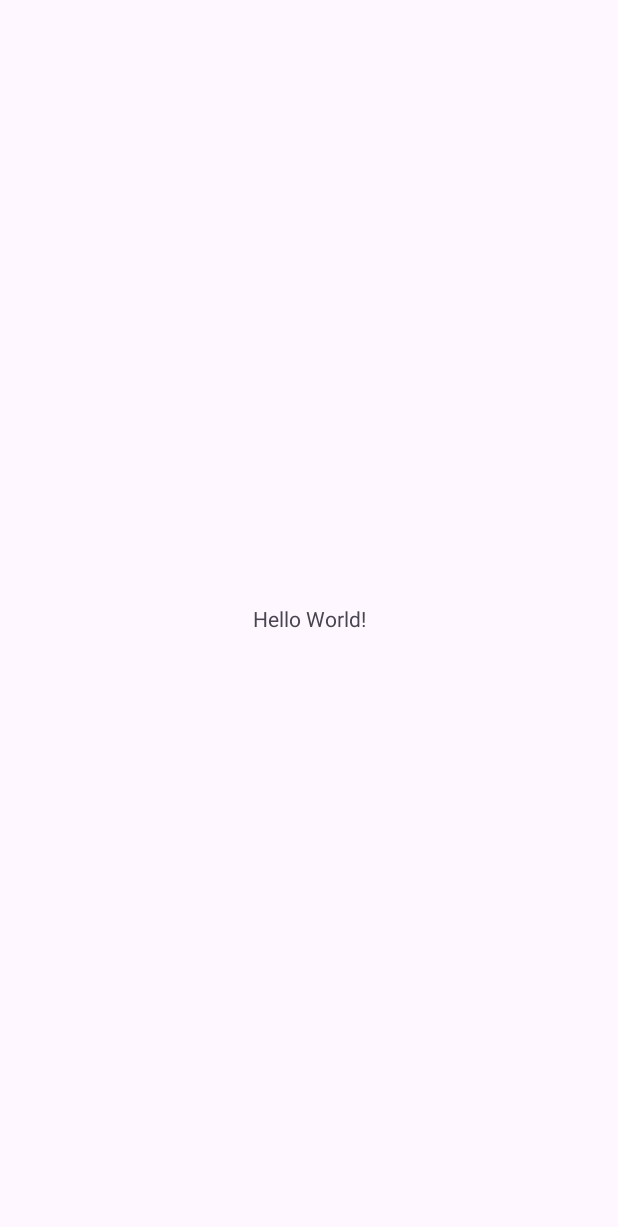
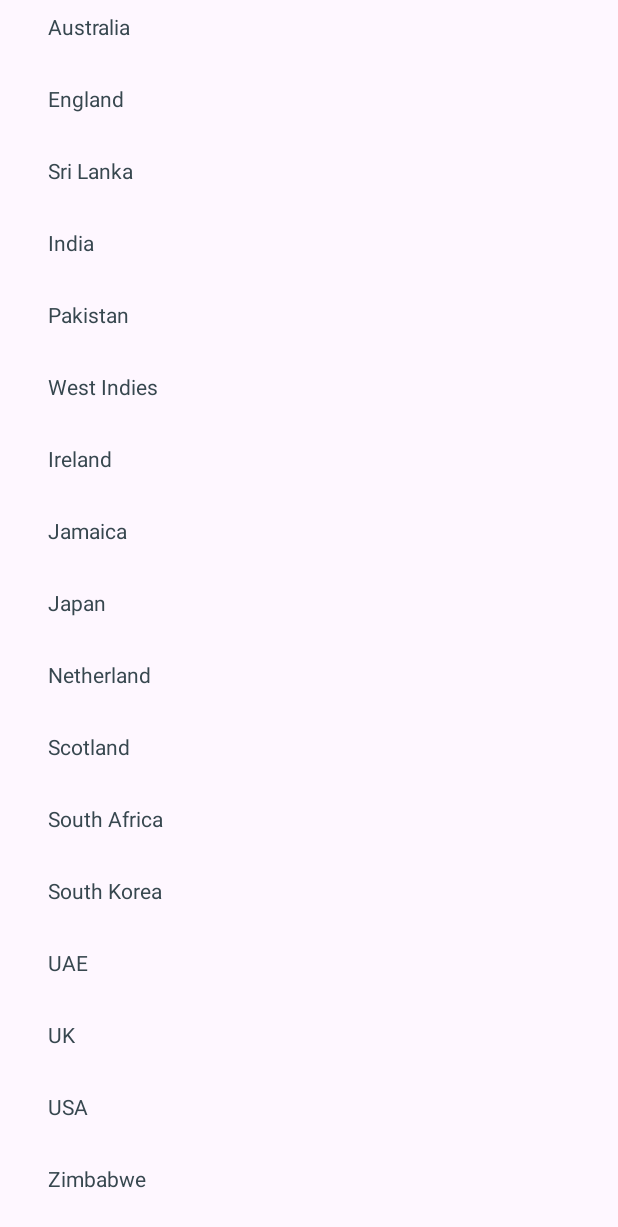
Before and after one commit to SurithFernand/CSCI22072-LabSheets, an Android app: the screen it shows after launch (MainActivity), on a phone screen of 412 x 824 dp. Before the commit the part shown is almost empty. Shown: the top 1227 px of the screen. Run offline under Robolectric (Android 15) with nearby library versions, the phone set to English and light mode, and no system bars.

Commit message:
LabSheet03
Recycler List View (Countries)

```diff
--- a/app/build.gradle.kts
+++ b/app/build.gradle.kts
@@ -36,7 +36,8 @@ android {
 }
 
 dependencies {
-
+    // Recycler view dependency
+    implementation("androidx.recyclerview:recyclerview:1.4.0")
     implementation(libs.androidx.core.ktx)
     implementation(libs.androidx.appcompat)
     implementation(libs.material)
--- a/app/src/main/AndroidManifest.xml
+++ b/app/src/main/AndroidManifest.xml
@@ -13,7 +13,7 @@
         android:theme="@style/Theme.LabSheets"
         tools:targetApi="31">
         <activity
-            android:name=".MainActivity"
+            android:name=".activities.MainActivity"
             android:exported="true">
             <intent-filter>
                 <action android:name="android.intent.action.MAIN" />
--- a/app/src/main/java/com/example/lister/MainActivity.kt
+++ /dev/null
@@ -1,20 +0,0 @@
-package com.example.lister
-
-import android.os.Bundle
-import androidx.activity.enableEdgeToEdge
-import androidx.appcompat.app.AppCompatActivity
-import androidx.core.view.ViewCompat
-import androidx.core.view.WindowInsetsCompat
-
-class MainActivity : AppCompatActivity() {
-    override fun onCreate(savedInstanceState: Bundle?) {
-        super.onCreate(savedInstanceState)
-        enableEdgeToEdge()
-        setContentView(R.layout.activity_main)
-        ViewCompat.setOnApplyWindowInsetsListener(findViewById(R.id.main)) { v, insets ->
-            val systemBars = insets.getInsets(WindowInsetsCompat.Type.systemBars())
-            v.setPadding(systemBars.left, systemBars.top, systemBars.right, systemBars.bottom)
-            insets
-        }
-    }
-}
--- /dev/null
+++ b/app/src/main/java/com/example/lister/activities/MainActivity.kt
@@ -0,0 +1,35 @@
+package com.example.lister.activities
+
+import android.os.Bundle
+import androidx.activity.enableEdgeToEdge
+import androidx.appcompat.app.AppCompatActivity
+import androidx.core.view.ViewCompat
+import androidx.core.view.WindowInsetsCompat
+import androidx.recyclerview.widget.LinearLayoutManager
+import androidx.recyclerview.widget.RecyclerView
+import com.example.lister.R
+import com.example.lister.adapters.CustomAdapter
+
+class MainActivity : AppCompatActivity() {
+    override fun onCreate(savedInstanceState: Bundle?) {
+        super.onCreate(savedInstanceState)
+        enableEdgeToEdge()
+        setContentView(R.layout.activity_main)
+        ViewCompat.setOnApplyWindowInsetsListener(findViewById(R.id.main)) { v, insets ->
+            val systemBars = insets.getInsets(WindowInsetsCompat.Type.systemBars())
+            v.setPadding(systemBars.left, systemBars.top, systemBars.right, systemBars.bottom)
+            insets
+        }
+        // Get reference to recycler view
+        val recyclerView = findViewById<RecyclerView>(R.id.list_view)
+        recyclerView.setHasFixedSize(true)
+        // Assign layout manager
+        recyclerView.layoutManager = LinearLayoutManager(this)
+        // Setup data and adapter
+        val countryList = mutableListOf<String>("Australia", "England", "Sri Lanka",
+            "India", "Pakistan", "West Indies", "Ireland", "Jamaica", "Japan", "Netherland",
+            "Scotland", "South Africa", "South Korea", "UAE", "UK", "USA", "Zimbabwe")
+        recyclerView.adapter = CustomAdapter(countryList)
+
+    }
+}
--- /dev/null
+++ b/app/src/main/java/com/example/lister/adapters/CustomAdapter.kt
@@ -0,0 +1,34 @@
+package com.example.lister.adapters
+
+import android.view.LayoutInflater
+import android.view.View
+import android.view.ViewGroup
+import android.widget.TextView
+import androidx.recyclerview.widget.RecyclerView
+import com.example.lister.R
+
+class CustomAdapter(private val mList: List<String>) : RecyclerView.Adapter<CustomAdapter.ViewHolder>(){
+    // Holds the view for an item
+    class  ViewHolder(itemView: View): RecyclerView.ViewHolder(itemView){
+        // Get references to elements in our list item
+        val titleTextView = itemView.findViewById<TextView>(R.id.title_text_view)
+    }
+
+    override fun onCreateViewHolder(parent: ViewGroup, viewType: Int): ViewHolder {
+        // Inflate the UI and return individual list item to show
+        val view = LayoutInflater.from(parent.context).inflate(R.layout.list_item, parent, false)
+        return ViewHolder(view)
+    }
+
+    override fun onBindViewHolder(holder: ViewHolder, position: Int) {
+        // Update individual list items content
+        val country = mList[position]
+        holder.titleTextView.text = country
+    }
+
+    override fun getItemCount(): Int {
+        // Return number of items to display
+        return mList.count();
+    }
+
+}
--- a/app/src/main/res/layout/activity_main.xml
+++ b/app/src/main/res/layout/activity_main.xml
@@ -5,15 +5,21 @@
     android:id="@+id/main"
     android:layout_width="match_parent"
     android:layout_height="match_parent"
-    tools:context=".MainActivity">
+    tools:context=".activities.MainActivity">
 
-    <TextView
-        android:layout_width="wrap_content"
-        android:layout_height="wrap_content"
-        android:text="Hello World!"
+    <androidx.recyclerview.widget.RecyclerView
+        android:id="@+id/list_view"
+        android:layout_width="match_parent"
+        android:layout_height="match_parent"
+        android:layout_marginStart="@dimen/app_horizontal_margin"
+        android:layout_marginTop="@dimen/app_vertical_margin"
+        android:layout_marginEnd="@dimen/app_horizontal_margin"
+        android:layout_marginBottom="@dimen/app_vertical_margin"
         app:layout_constraintBottom_toBottomOf="parent"
         app:layout_constraintEnd_toEndOf="parent"
         app:layout_constraintStart_toStartOf="parent"
-        app:layout_constraintTop_toTopOf="parent" />
+        app:layout_constraintTop_toTopOf="parent">
+
+    </androidx.recyclerview.widget.RecyclerView>
 
 </androidx.constraintlayout.widget.ConstraintLayout>
--- /dev/null
+++ b/app/src/main/res/layout/list_item.xml
@@ -0,0 +1,14 @@
+<?xml version="1.0" encoding="utf-8"?>
+<LinearLayout xmlns:android="http://schemas.android.com/apk/res/android"
+    android:layout_width="match_parent"
+    android:layout_height="@dimen/list_item_height"
+    android:orientation="vertical">
+
+    <TextView
+        android:id="@+id/title_text_view"
+        style="@style/TextViewStyle"
+        android:layout_width="match_parent"
+        android:layout_height="match_parent">
+    </TextView>
+
+</LinearLayout>
--- a/app/src/main/res/values/colors.xml
+++ b/app/src/main/res/values/colors.xml
@@ -2,4 +2,7 @@
 <resources>
     <color name="black">#FF000000</color>
     <color name="white">#FFFFFFFF</color>
+    <color name="success">#43A047</color>
+    <color name="error">#E53935</color>
+    <color name="primaryTextColor">#37474F</color>
 </resources>
--- /dev/null
+++ b/app/src/main/res/values/dimens.xml
@@ -0,0 +1,7 @@
+<?xml version="1.0" encoding="utf-8"?>
+<resources>
+    <dimen name="app_horizontal_margin">16dp</dimen>
+    <dimen name="app_vertical_margin">8dp</dimen>
+    <dimen name="primary_text_size">14sp</dimen>
+    <dimen name="list_item_height">48dp</dimen>
+</resources>
--- a/app/src/main/res/values/strings.xml
+++ b/app/src/main/res/values/strings.xml
@@ -1,3 +1,3 @@
 <resources>
-    <string name="app_name">Lab Sheets</string>
+    <string name="app_name">ListerApp</string>
 </resources>
--- a/app/src/main/res/values/themes.xml
+++ b/app/src/main/res/values/themes.xml
@@ -6,4 +6,11 @@
     </style>
 
     <style name="Theme.LabSheets" parent="Base.Theme.LabSheets" />
+
+    <style name="TextViewStyle">
+        <item name="android:textColor">@color/primaryTextColor</item>
+        <item name="android:textSize">@dimen/primary_text_size</item>
+        <item name="android:layout_marginStart">@dimen/app_horizontal_margin</item>
+        <item name="android:layout_marginEnd">@dimen/app_horizontal_margin</item>
+    </style>
 </resources>
```
Also changed, not shown: 1 other file.
